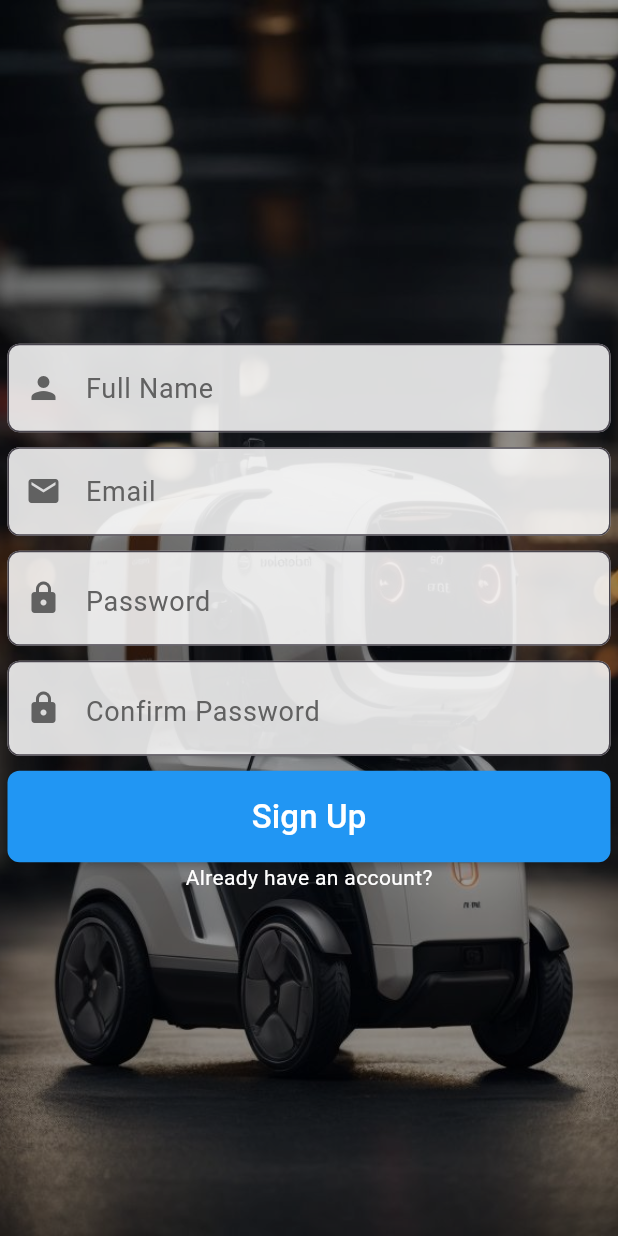
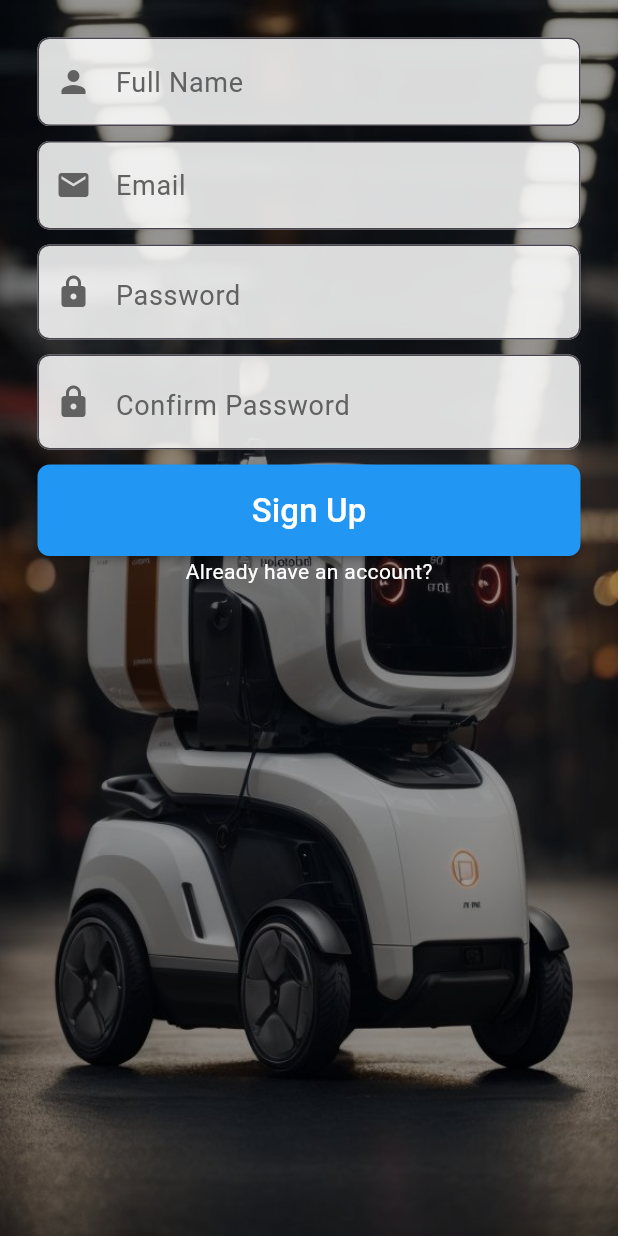
Before and after one commit to Ali-Hadi-Saker/Scout-AI-Flutter, a Flutter app: the screen it shows after launch, on a phone screen of 412 x 824 dp. Run offline on Flutter 3.47's test engine with Material 3 defaults, Android fonts, the light colour scheme and no system bars; missing offline and left inert: flutter_joystick, flutter_mjpeg.

Commit message:
updated register screen after running app on mobile

```diff
--- a/scout_ai/lib/screens/register.dart
+++ b/scout_ai/lib/screens/register.dart
@@ -56,7 +56,8 @@ class _RegisterScreenState extends State<RegisterScreen> {
           color: Colors.black.withOpacity(0.4),
         ),
         Padding(
-          padding: const EdgeInsets.all(5.0),
+          padding: const EdgeInsets.all(25),
+          child: SingleChildScrollView(
             child: Column(
                 mainAxisAlignment: MainAxisAlignment.center,
                 crossAxisAlignment: CrossAxisAlignment.center,
@@ -93,6 +94,7 @@ class _RegisterScreenState extends State<RegisterScreen> {
                   )
                 ]),
           ),
+        ),
       ]),
     );
   }
```
Lines whose indentation alone changed are shown as unchanged.
